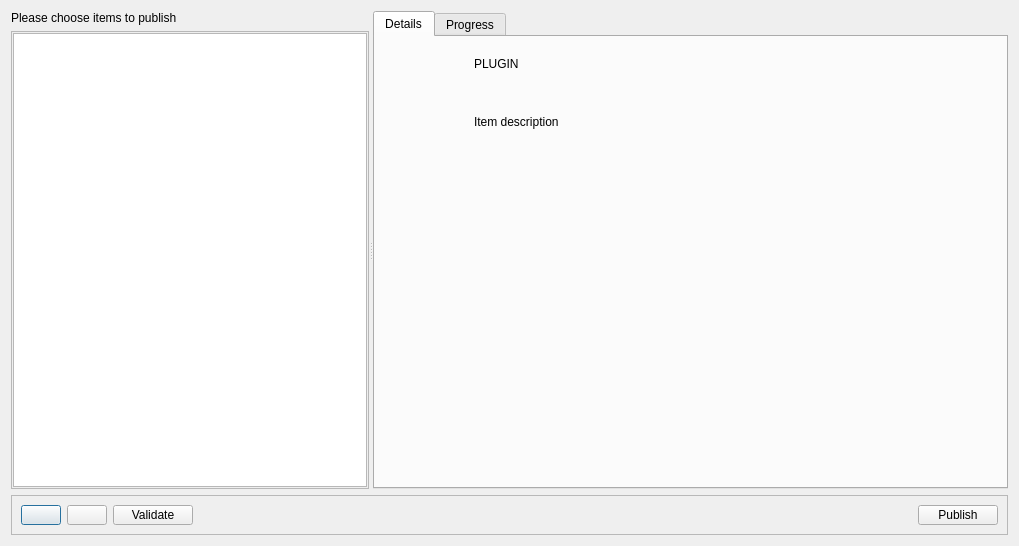
shotgunsoftware/tk-multi-publish2, file resources/dialog.ui: the form before one commit.
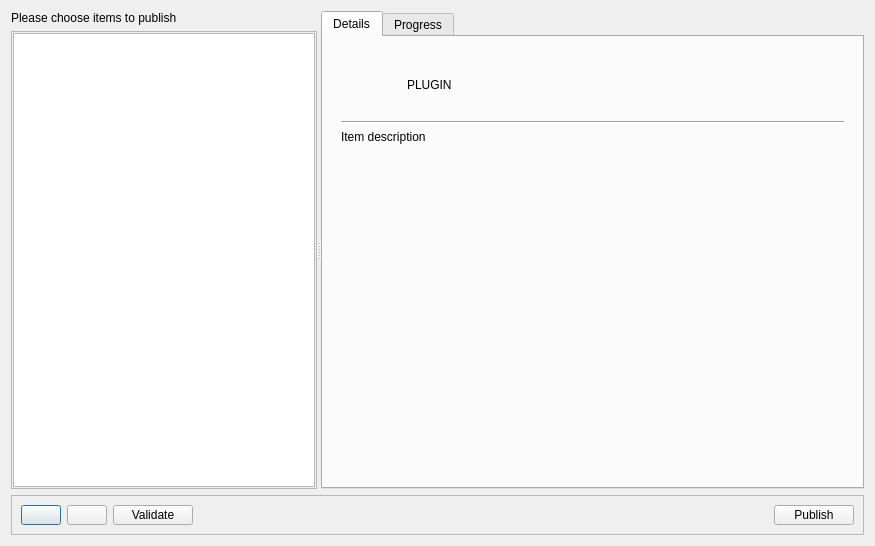
The form after the commit. The open tabs and pages were chosen to show the change. Icons and pictures are not drawn. Custom widgets are drawn as their Qt base class.

Diff of the .ui file:
```diff
--- a/resources/dialog.ui
+++ b/resources/dialog.ui
@@ -6,7 +6,7 @@
    <rect>
     <x>0</x>
     <y>0</y>
-    <width>1019</width>
+    <width>875</width>
     <height>546</height>
    </rect>
   </property>
@@ -310,31 +310,11 @@
            </widget>
           </widget>
           <widget class="QWidget" name="details_item">
-           <widget class="QLabel" name="item_description">
-            <property name="geometry">
-             <rect>
-              <x>90</x>
-              <y>20</y>
-              <width>101</width>
-              <height>111</height>
-             </rect>
-            </property>
-            <property name="text">
-             <string>Item description</string>
-            </property>
-            <property name="wordWrap">
-             <bool>true</bool>
-            </property>
-           </widget>
+           <layout class="QVBoxLayout" name="verticalLayout_12">
+            <item>
+             <layout class="QHBoxLayout" name="horizontalLayout_6">
+              <item>
            <widget class="QLabel" name="item_icon">
-            <property name="geometry">
-             <rect>
-              <x>10</x>
-              <y>10</y>
-              <width>60</width>
-              <height>60</height>
-             </rect>
-            </property>
             <property name="minimumSize">
              <size>
               <width>60</width>
@@ -354,34 +334,47 @@
              <bool>true</bool>
             </property>
            </widget>
+              </item>
+              <item>
            <widget class="QLabel" name="item_name">
-            <property name="geometry">
-             <rect>
-              <x>90</x>
-              <y>10</y>
-              <width>261</width>
-              <height>16</height>
-             </rect>
-            </property>
             <property name="text">
              <string>PLUGIN</string>
             </property>
            </widget>
+              </item>
+             </layout>
+            </item>
+            <item>
+             <widget class="Line" name="line_4">
+              <property name="orientation">
+               <enum>Qt::Horizontal</enum>
+              </property>
+             </widget>
+            </item>
+            <item>
+             <widget class="QLabel" name="item_description">
+              <property name="text">
+               <string>Item description</string>
+              </property>
+              <property name="wordWrap">
+               <bool>true</bool>
+              </property>
+             </widget>
+            </item>
+            <item>
            <widget class="Thumbnail" name="item_thumbnail">
-            <property name="geometry">
-             <rect>
-              <x>200</x>
-              <y>20</y>
-              <width>160</width>
-              <height>90</height>
-             </rect>
-            </property>
             <property name="minimumSize">
              <size>
               <width>160</width>
               <height>90</height>
              </size>
             </property>
+              <property name="maximumSize">
+               <size>
+                <width>160</width>
+                <height>90</height>
+               </size>
+              </property>
             <property name="text">
              <string/>
             </property>
@@ -389,6 +382,21 @@
              <bool>true</bool>
             </property>
            </widget>
+            </item>
+            <item>
+             <spacer name="verticalSpacer_5">
+              <property name="orientation">
+               <enum>Qt::Vertical</enum>
+              </property>
+              <property name="sizeHint" stdset="0">
+               <size>
+                <width>20</width>
+                <height>172</height>
+               </size>
+              </property>
+             </spacer>
+            </item>
+           </layout>
           </widget>
           <widget class="QWidget" name="details_select">
            <layout class="QVBoxLayout" name="verticalLayout_6">
```
Left out of the diff: 141 changed lines with no effect on the pictures. Lines whose indentation alone changed are shown as unchanged.
